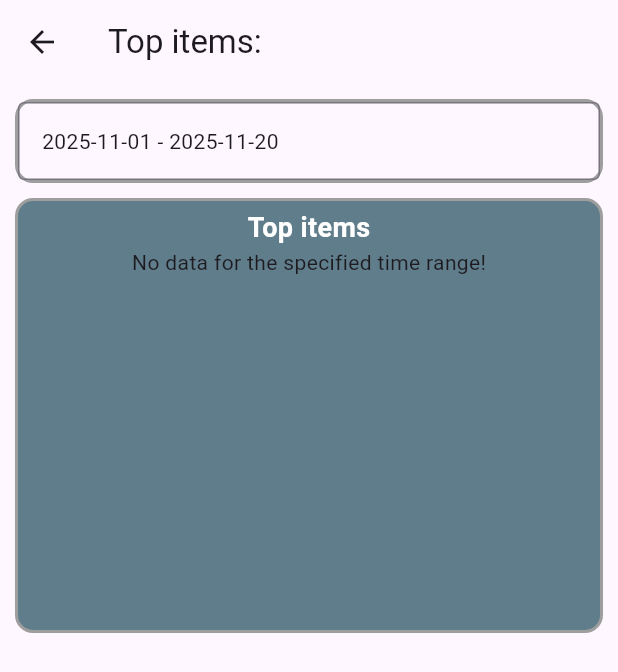
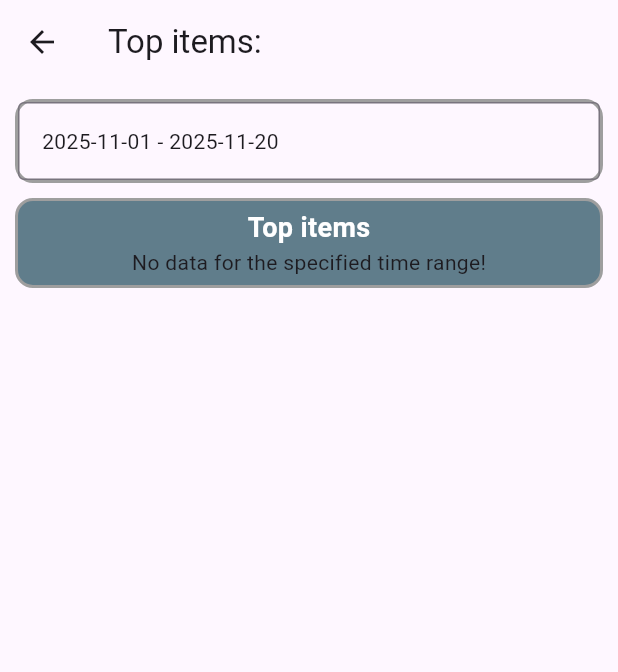
Before and after one commit to needsly/needsly, a Flutter app: the StatsPage screen opened directly with empty values, after a tap on "Show more..", on a phone screen of 412 x 824 dp. Shown: the top 672 px of the screen. Run offline on Flutter 3.47's test engine with Material 3 defaults, Android fonts, the phone set to English and light mode, and no system bars; our stand-ins replace cloud_firestore, drift, firebase_auth, firebase_core, fl_chart, google_sign_in and 1 more; accounts and stored records are empty; generated files the repository leaves out were written again.

Commit message:
Extend top items chart accordingly to number of items

```diff
--- a/lib/components/charts/top_items.dart
+++ b/lib/components/charts/top_items.dart
@@ -31,11 +31,19 @@ class TopItemsBarChart extends StatelessWidget {
       );
     }).toList();
 
+    const double groupWidth = 50;
+    double chartWidth = barGroups.length * groupWidth;
+
     return RotatedBox(
       quarterTurns: 1,
+      child: SingleChildScrollView(
+        scrollDirection: Axis.horizontal,
+        child: SizedBox(
+          width: chartWidth,
+          height: 500,
           child: BarChart(
             BarChartData(
-          alignment: BarChartAlignment.spaceAround,
+              alignment: BarChartAlignment.spaceBetween,
               maxY:
                   (itemRepetitions
                       .map((itemRepetition) => itemRepetition.count)
@@ -81,11 +89,19 @@ class TopItemsBarChart extends StatelessWidget {
                     },
                   ),
                 ),
-            leftTitles: AxisTitles(sideTitles: SideTitles(showTitles: false)),
-            topTitles: AxisTitles(sideTitles: SideTitles(showTitles: false)),
-            rightTitles: AxisTitles(sideTitles: SideTitles(showTitles: false)),
+                leftTitles: AxisTitles(
+                  sideTitles: SideTitles(showTitles: false),
+                ),
+                topTitles: AxisTitles(
+                  sideTitles: SideTitles(showTitles: false),
+                ),
+                rightTitles: AxisTitles(
+                  sideTitles: SideTitles(showTitles: false),
+                ),
               ),
               borderData: FlBorderData(show: false),
+            ),
+          ),
         ),
       ),
     );
--- a/lib/views/charts/stats.dart
+++ b/lib/views/charts/stats.dart
@@ -75,7 +75,7 @@ class StatsPageState extends State<StatsPage> {
               color: Colors.white,
             ),
           ),
-          SizedBox(height: 250, child: buildTopItemsChart()),
+          buildTopItemsChart(),
           InkWell(
             onTap: () {
               Navigator.push(
--- a/lib/views/charts/top_items.dart
+++ b/lib/views/charts/top_items.dart
@@ -80,7 +80,7 @@ class TopItemsState extends State<TopItems> {
               color: Colors.white,
             ),
           ),
-          SizedBox(height: 250, child: buildTopItemsChart()),
+          buildTopItemsChart(),
         ],
       ),
     );
```
Lines whose indentation alone changed are shown as unchanged.
